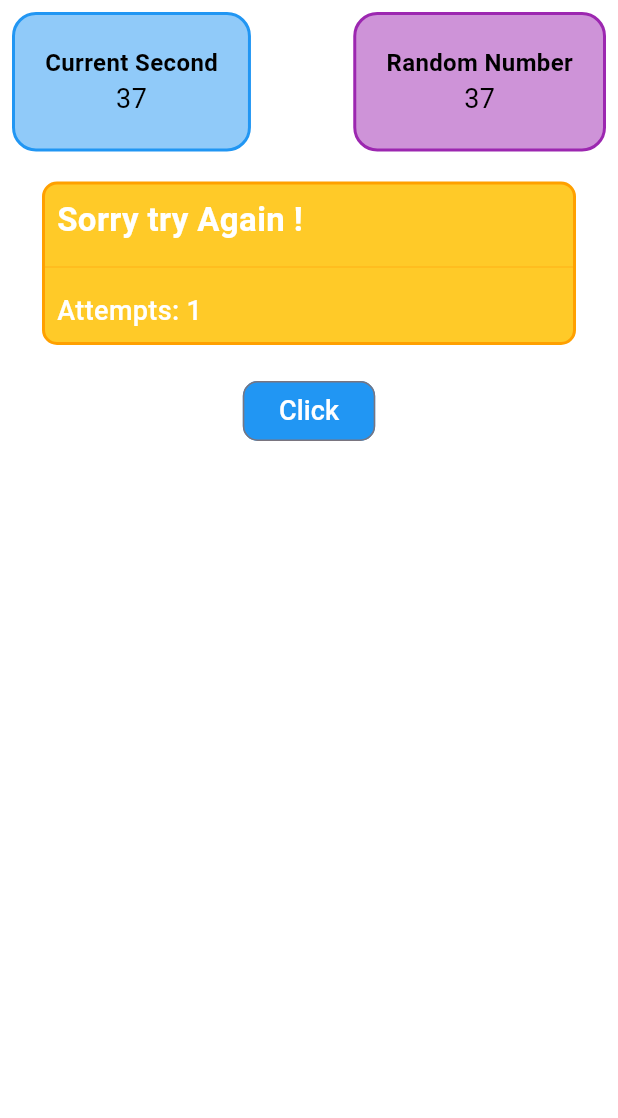
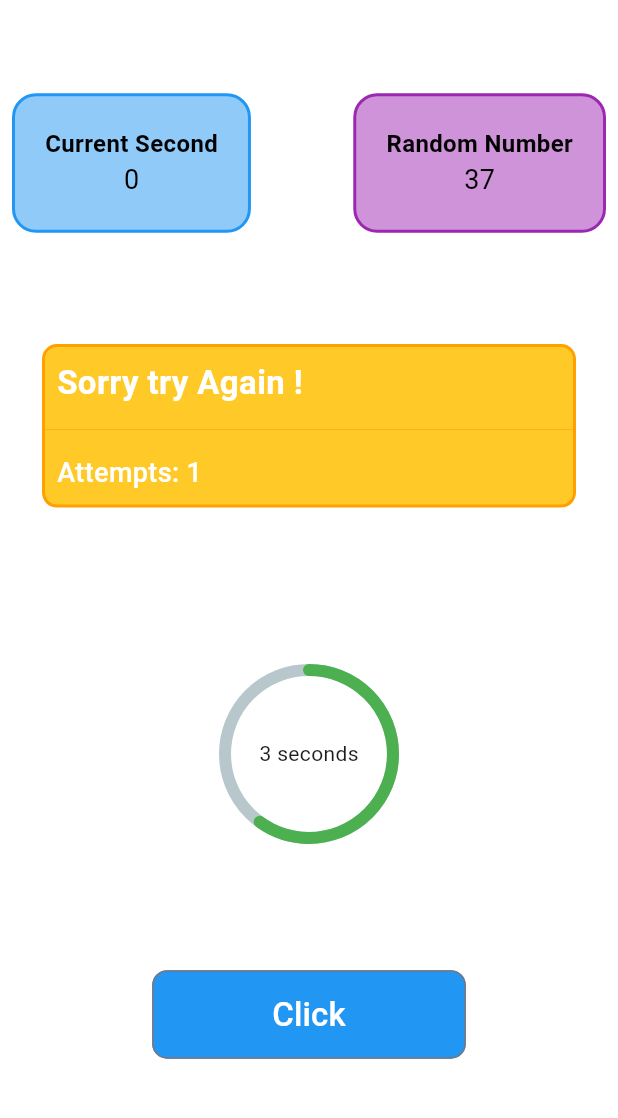
Before and after one commit to SaileshVerma/timezy, a Flutter app: the screen it shows after launch, on a phone screen of 412 x 824 dp, the part 84-1202 px from its top. Run offline on Flutter 3.47's test engine with Material 3 defaults, Android fonts, the phone set to English and light mode, and no system bars; drawn by our look-alikes of percent_indicator.

Commit message:
code refactored

```diff
--- a/lib/screens/home_page/home_page.dart
+++ b/lib/screens/home_page/home_page.dart
@@ -1,4 +1,9 @@
 import 'package:flutter/material.dart';
+import 'package:timezy/screens/home_page/widgets/click_action_button.dart';
+import 'package:timezy/screens/home_page/widgets/current_second_card.dart';
+import 'package:timezy/screens/home_page/widgets/failure_card.dart';
+import 'package:timezy/screens/home_page/widgets/random_number_text_card.dart';
+import 'package:timezy/screens/home_page/widgets/time_left_progress_bar.dart';
 
 class MyHomePage extends StatefulWidget {
   const MyHomePage({super.key});
@@ -23,144 +28,29 @@ class _MyHomePageState extends State<MyHomePage> {
           ),
         ),
       ),
-      body: Padding(
-        padding: const EdgeInsets.all(8.0),
+      body: const Padding(
+        padding: EdgeInsets.all(8.0),
         child: Column(
+          mainAxisAlignment: MainAxisAlignment.spaceEvenly,
           children: [
             Row(
               mainAxisAlignment: MainAxisAlignment.spaceBetween,
               children: [
-                Container(
-                  padding: const EdgeInsets.all(20),
-                  decoration: BoxDecoration(
-                    color: Colors.blue.shade200,
-                    borderRadius: BorderRadius.circular(16),
-                    border: Border.all(
-                      color: Colors.blue,
-                      width: 2,
-                    ),
-                  ),
-                  child: const Column(
-                    mainAxisAlignment: MainAxisAlignment.center,
-                    crossAxisAlignment: CrossAxisAlignment.center,
-                    children: [
-                      Text(
-                        'Current Second',
-                        style: TextStyle(
-                          color: Colors.black,
-                          fontSize: 16,
-                          fontWeight: FontWeight.w600,
-                        ),
-                      ),
-                      Text(
-                        '37',
-                        style: TextStyle(
-                          color: Colors.black,
-                          fontSize: 18,
-                          fontWeight: FontWeight.w400,
-                        ),
-                      ),
-                    ],
-                  ),
-                ),
-                Container(
-                  padding: const EdgeInsets.all(20),
-                  decoration: BoxDecoration(
-                    color: Colors.purple.shade200,
-                    borderRadius: BorderRadius.circular(16),
-                    border: Border.all(
-                      color: Colors.purple,
-                      width: 2,
-                    ),
-                  ),
-                  child: const Column(
-                    mainAxisAlignment: MainAxisAlignment.center,
-                    crossAxisAlignment: CrossAxisAlignment.center,
-                    children: [
-                      Text(
-                        'Random Number',
-                        style: TextStyle(
-                          color: Colors.black,
-                          fontSize: 16,
-                          fontWeight: FontWeight.w600,
-                        ),
-                      ),
-                      Text(
-                        '37',
-                        style: TextStyle(
-                          color: Colors.black,
-                          fontSize: 18,
-                          fontWeight: FontWeight.w400,
-                        ),
-                      ),
-                    ],
-                  ),
-                ),
+                CurrentSecondsCard(),
+                RandomNumberCard(),
               ],
             ),
             Padding(
-              padding: const EdgeInsets.all(20.0),
-              child: Container(
-                decoration: BoxDecoration(
-                  color: Colors.amber.shade400,
-                  borderRadius: BorderRadius.circular(10),
-                  border: Border.all(
-                    color: Colors.amber.shade700,
-                    width: 2,
-                  ),
-                ),
-                child: Column(
-                  crossAxisAlignment: CrossAxisAlignment.start,
-                  children: [
-                    const Padding(
-                      padding: EdgeInsets.all(8.0),
-                      child: Text(
-                        'Sorry try Again !',
-                        style: TextStyle(
-                          color: Colors.white,
-                          fontSize: 22,
-                          fontWeight: FontWeight.w600,
-                        ),
-                      ),
-                    ),
-                    Divider(
-                      color: Colors.amber.shade800,
-                      thickness: 0.3,
-                    ),
-                    const Padding(
-                      padding: EdgeInsets.all(8.0),
-                      child: Text(
-                        'Attempts: 1',
-                        style: TextStyle(
-                          color: Colors.white,
-                          fontSize: 18,
-                          fontWeight: FontWeight.w500,
-                        ),
-                      ),
-                    ),
-                  ],
-                ),
+              padding: EdgeInsets.all(20.0),
+              child: FailureCard(),
+            ),
+            Padding(
+              padding: EdgeInsets.symmetric(
+                vertical: 30.0,
               ),
+              child: TimeLeftProgressBar(),
             ),
-            OutlinedButton(
-              style: OutlinedButton.styleFrom(
-                shape: RoundedRectangleBorder(
-                  borderRadius: BorderRadius.circular(
-                    10,
-                  ),
-                ),
-                backgroundColor: Colors.blue,
-              ),
-              onPressed: () {},
-              child: const Text(
-                'Click',
-                style: TextStyle(
-                  color: Colors.white,
-                  fontSize: 18,
-                  fontWeight: FontWeight.w500,
-                ),
-              ),
-            )
+            ClickMeButton()
           ],
         ),
       ),
--- /dev/null
+++ b/lib/screens/home_page/widgets/click_action_button.dart
@@ -0,0 +1,34 @@
+import 'package:flutter/material.dart';
+
+class ClickMeButton extends StatelessWidget {
+  const ClickMeButton({
+    super.key,
+  });
+
+  @override
+  Widget build(BuildContext context) {
+    return OutlinedButton(
+      style: OutlinedButton.styleFrom(
+        padding: const EdgeInsets.symmetric(
+          horizontal: 80,
+          vertical: 14,
+        ),
+        shape: RoundedRectangleBorder(
+          borderRadius: BorderRadius.circular(
+            10,
+          ),
+        ),
+        backgroundColor: Colors.blue,
+      ),
+      onPressed: () {},
+      child: const Text(
+        'Click',
+        style: TextStyle(
+          color: Colors.white,
+          fontSize: 22,
+          fontWeight: FontWeight.w500,
+        ),
+      ),
+    );
+  }
+}
--- /dev/null
+++ b/lib/screens/home_page/widgets/current_second_card.dart
@@ -0,0 +1,44 @@
+import 'package:flutter/material.dart';
+
+class CurrentSecondsCard extends StatelessWidget {
+  const CurrentSecondsCard({
+    super.key,
+  });
+
+  @override
+  Widget build(BuildContext context) {
+    return Container(
+      padding: const EdgeInsets.all(20),
+      decoration: BoxDecoration(
+        color: Colors.blue.shade200,
+        borderRadius: BorderRadius.circular(16),
+        border: Border.all(
+          color: Colors.blue,
+          width: 2,
+        ),
+      ),
+      child: Column(
+        mainAxisAlignment: MainAxisAlignment.center,
+        crossAxisAlignment: CrossAxisAlignment.center,
+        children: [
+          const Text(
+            'Current Second',
+            style: TextStyle(
+              color: Colors.black,
+              fontSize: 16,
+              fontWeight: FontWeight.w600,
+            ),
+          ),
+          Text(
+            '${DateTime.now().second}',
+            style: const TextStyle(
+              color: Colors.black,
+              fontSize: 18,
+              fontWeight: FontWeight.w400,
+            ),
+          ),
+        ],
+      ),
+    );
+  }
+}
--- /dev/null
+++ b/lib/screens/home_page/widgets/failure_card.dart
@@ -0,0 +1,52 @@
+import 'package:flutter/material.dart';
+
+class FailureCard extends StatelessWidget {
+  const FailureCard({
+    super.key,
+  });
+
+  @override
+  Widget build(BuildContext context) {
+    return Container(
+      decoration: BoxDecoration(
+        color: Colors.amber.shade400,
+        borderRadius: BorderRadius.circular(10),
+        border: Border.all(
+          color: Colors.amber.shade700,
+          width: 2,
+        ),
+      ),
+      child: Column(
+        crossAxisAlignment: CrossAxisAlignment.start,
+        children: [
+          const Padding(
+            padding: EdgeInsets.all(8.0),
+            child: Text(
+              'Sorry try Again !',
+              style: TextStyle(
+                color: Colors.white,
+                fontSize: 22,
+                fontWeight: FontWeight.w600,
+              ),
+            ),
+          ),
+          Divider(
+            color: Colors.amber.shade800,
+            thickness: 0.3,
+          ),
+          const Padding(
+            padding: EdgeInsets.all(8.0),
+            child: Text(
+              'Attempts: 1',
+              style: TextStyle(
+                color: Colors.white,
+                fontSize: 18,
+                fontWeight: FontWeight.w500,
+              ),
+            ),
+          ),
+        ],
+      ),
+    );
+  }
+}
--- /dev/null
+++ b/lib/screens/home_page/widgets/random_number_text_card.dart
@@ -0,0 +1,44 @@
+import 'package:flutter/material.dart';
+
+class RandomNumberCard extends StatelessWidget {
+  const RandomNumberCard({
+    super.key,
+  });
+
+  @override
+  Widget build(BuildContext context) {
+    return Container(
+      padding: const EdgeInsets.all(20),
+      decoration: BoxDecoration(
+        color: Colors.purple.shade200,
+        borderRadius: BorderRadius.circular(16),
+        border: Border.all(
+          color: Colors.purple,
+          width: 2,
+        ),
+      ),
+      child: const Column(
+        mainAxisAlignment: MainAxisAlignment.center,
+        crossAxisAlignment: CrossAxisAlignment.center,
+        children: [
+          Text(
+            'Random Number',
+            style: TextStyle(
+              color: Colors.black,
+              fontSize: 16,
+              fontWeight: FontWeight.w600,
+            ),
+          ),
+          Text(
+            '37',
+            style: TextStyle(
+              color: Colors.black,
+              fontSize: 18,
+              fontWeight: FontWeight.w400,
+            ),
+          ),
+        ],
+      ),
+    );
+  }
+}
--- /dev/null
+++ b/lib/screens/home_page/widgets/time_left_progress_bar.dart
@@ -0,0 +1,20 @@
+import 'package:flutter/material.dart';
+import 'package:percent_indicator/circular_percent_indicator.dart';
+
+class TimeLeftProgressBar extends StatelessWidget {
+  const TimeLeftProgressBar({
+    super.key,
+  });
+
+  @override
+  Widget build(BuildContext context) {
+    return CircularPercentIndicator(
+      radius: 60.0,
+      lineWidth: 8.0,
+      percent: 0.6,
+      circularStrokeCap: CircularStrokeCap.round,
+      center: const Text("3 seconds"),
+      progressColor: Colors.green,
+    );
+  }
+}
```
